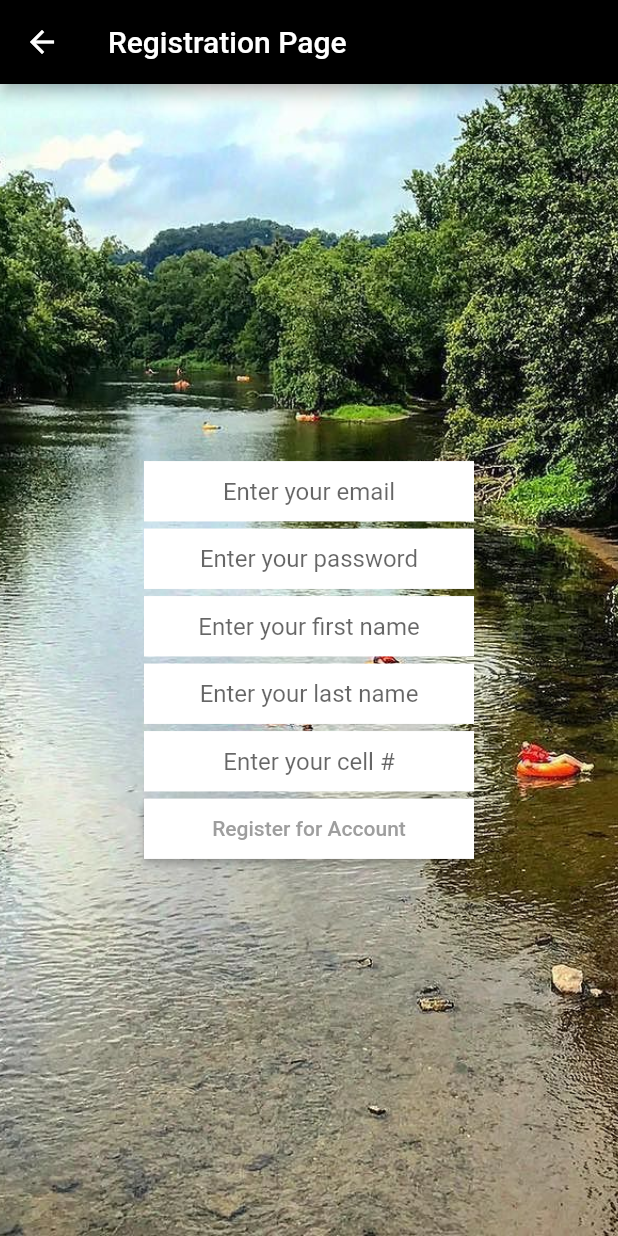
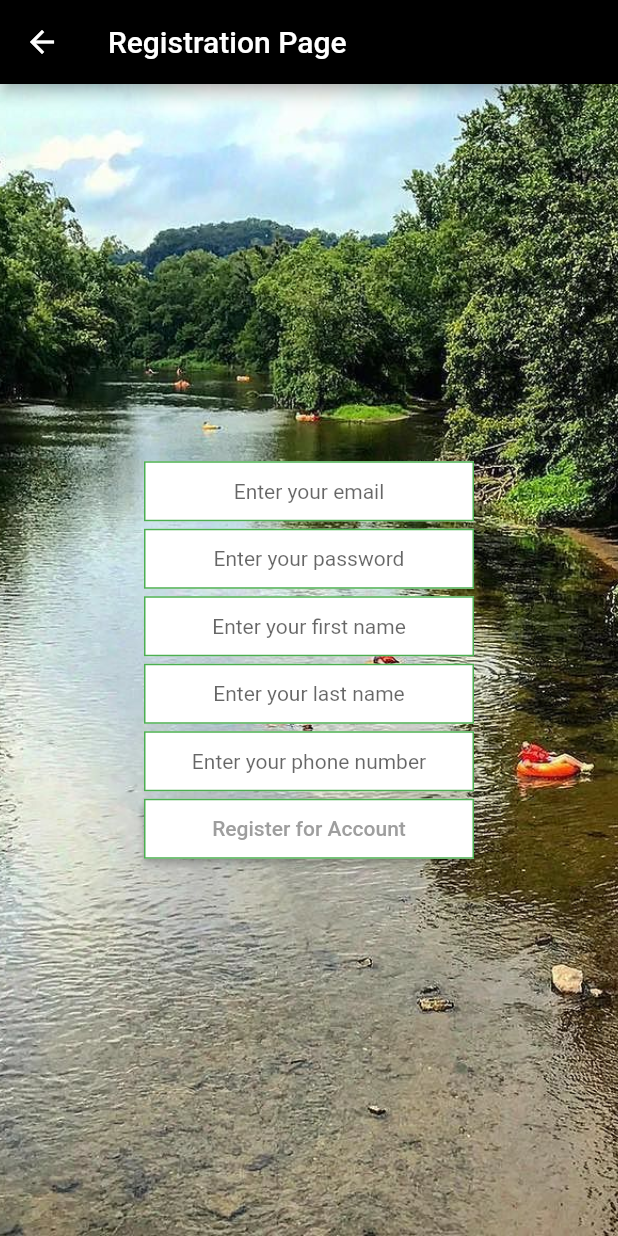
Before and after one commit to David-B-Comer/Access-Brandywine, a Flutter app: the MyHomePage screen opened directly, after a tap on "Register for Account", on a phone screen of 412 x 824 dp. Run offline on Flutter 3.47's test engine with Material 2 defaults, Android fonts, the phone set to English and light mode, and no system bars; our stand-ins replace cloud_firestore, firebase_auth, flutter_signin_button, google_sign_in, modal_progress_hud; missing offline and left inert: flutter_facebook_login; accounts and stored records are empty.

Commit message:
changed font size to match the Google and FB text, placed border around buttons and an OulineInputBorder

```diff
--- a/lib/constants.dart
+++ b/lib/constants.dart
@@ -1,23 +1,4 @@
 import 'package:flutter/material.dart';
-
-const kSendButtonTextStyle = TextStyle(
-  color: Color(0xFFE57373),
-  fontWeight: FontWeight.bold,
-  fontSize: 18.0,
-);
-
-const kMessageTextFieldDecoration = InputDecoration(
-  fillColor: Colors.white,
-  contentPadding: EdgeInsets.symmetric(vertical: 10.0, horizontal: 20.0),
-  hintText: 'Type your message here...',
-  border: UnderlineInputBorder(),
-);
-
-const kMessageContainerDecoration = BoxDecoration(
-  border: Border(
-    top: BorderSide(color: Color(0xFFE57373), width: 2.0),
-  ),
-);
 
 const kTextFieldDecoration = InputDecoration(
   filled: true,
@@ -28,11 +9,11 @@ const kTextFieldDecoration = InputDecoration(
     borderRadius: BorderRadius.all(Radius.circular(0.0)),
   ),
   enabledBorder: OutlineInputBorder(
-    borderSide: BorderSide(color: Colors.white, width: 1.0),
+    borderSide: BorderSide(color: Colors.green, width: 1.0),
     borderRadius: BorderRadius.all(Radius.circular(0.0)),
   ),
   focusedBorder: OutlineInputBorder(
-    borderSide: BorderSide(color: Colors.white, width: 2.0),
+    borderSide: BorderSide(color: Colors.deepOrange, width: 2.0),
     borderRadius: BorderRadius.all(Radius.circular(0.0)),
   ),
 );
--- a/lib/main.dart
+++ b/lib/main.dart
@@ -79,10 +79,11 @@ class _MyHomePageState extends State<MyHomePage> {
           children: <Widget>[
             SizedBox(
               width: 220,
-              height: 40,
+              height: 36,
               child: TextField(
                 keyboardType: TextInputType.emailAddress,
                 textAlign: TextAlign.center,
+                style: TextStyle(fontSize: 14),
                 onChanged: (value) {
                   email = value;
                 },
@@ -95,10 +96,11 @@ class _MyHomePageState extends State<MyHomePage> {
             ),
             SizedBox(
               width: 220,
-              height: 40,
+              height: 36,
               child: TextField(
                 obscureText: true,
                 textAlign: TextAlign.center,
+                style: TextStyle(fontSize: 14),
                 onChanged: (value) {
                   password = value;
                 },
@@ -131,6 +133,7 @@ class _MyHomePageState extends State<MyHomePage> {
                 _googleSignUp();
               },
             ),
+
             SizedBox(
               height: 5,
             ),
@@ -141,7 +144,7 @@ class _MyHomePageState extends State<MyHomePage> {
                 shape: RoundedRectangleBorder(
                     borderRadius: BorderRadius.zero,
                     side: BorderSide(
-                      color: Colors.white,
+                      color: Colors.green,
                     )),
                 color: Colors.white,
                 child: Text(
@@ -221,8 +224,7 @@ class _MyHomePageState extends State<MyHomePage> {
           builder: (context) {
             return AlertDialog(
               content: Text(
-                'An error occurred. Please re-enter email and password',
-              ),
+                  'An error occurred. Please re-enter email and password or register for an account'),
             );
           });
     }
--- a/lib/passport.dart
+++ b/lib/passport.dart
@@ -184,7 +184,8 @@ class _PassportPageState extends State<PassportPage> {
                         onPressed: () {
                           _auth.signOut();
                           // push the current context to the routeName
-                          Navigator.pushNamed(context, MyHomePage.id);
+                          Navigator.pushNamed(context, '/');
+                          print('logged out');
                         },
                         child: Text(
                           'Logout',
--- a/lib/register.dart
+++ b/lib/register.dart
@@ -74,6 +74,7 @@ class _RegistrationPageState extends State<RegistrationPage> {
               width: 220,
               height: 40,
               child: TextField(
+                style: TextStyle(fontSize: 14),
                 keyboardType: TextInputType.emailAddress,
                 textAlign: TextAlign.center,
                 onChanged: (value) {
@@ -90,6 +91,7 @@ class _RegistrationPageState extends State<RegistrationPage> {
               width: 220,
               height: 40,
               child: TextField(
+                style: TextStyle(fontSize: 14),
                 obscureText: true,
                 textAlign: TextAlign.center,
                 onChanged: (value) {
@@ -106,6 +108,7 @@ class _RegistrationPageState extends State<RegistrationPage> {
               width: 220,
               height: 40,
               child: TextField(
+                style: TextStyle(fontSize: 14),
                 textAlign: TextAlign.center,
                 onChanged: (value) {
                   firstName = value;
@@ -121,6 +124,7 @@ class _RegistrationPageState extends State<RegistrationPage> {
               width: 220,
               height: 40,
               child: TextField(
+                style: TextStyle(fontSize: 14),
                 obscureText: true,
                 textAlign: TextAlign.center,
                 onChanged: (value) {
@@ -139,12 +143,13 @@ class _RegistrationPageState extends State<RegistrationPage> {
               child: TextField(
                 keyboardType: TextInputType.number,
                 obscureText: true,
+                style: TextStyle(color: Colors.black, fontSize: 14),
                 textAlign: TextAlign.center,
                 onChanged: (value) {
                   phoneNumber = value;
                 },
                 decoration: kTextFieldDecoration.copyWith(
-                    hintText: 'Enter your cell #'),
+                    hintText: 'Enter your phone number'),
               ),
             ),
             SizedBox(
@@ -157,7 +162,7 @@ class _RegistrationPageState extends State<RegistrationPage> {
                 shape: RoundedRectangleBorder(
                     borderRadius: BorderRadius.zero,
                     side: BorderSide(
-                      color: Colors.white,
+                      color: Colors.green,
                     )),
                 color: Colors.white,
                 child: Text(
@@ -190,7 +195,6 @@ class _RegistrationPageState extends State<RegistrationPage> {
                           );
                         });
                   }
-                  ;
                 },
               ),
             ),
```
